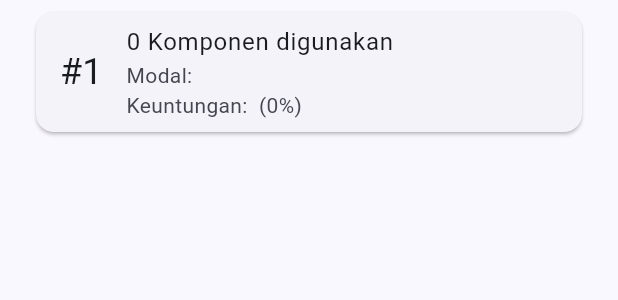
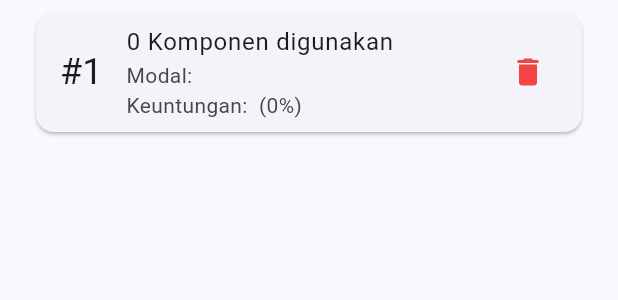
Before and after one commit to adityandar/mechanic_calculator, a Flutter app: the WorkItemCard widget shown alone on an empty page, opened directly with empty values, on a phone screen of 412 x 824 dp. Shown: the top 300 px of the screen. Run offline on Flutter 3.47's test engine with Material 3 defaults, Android fonts, the phone set to English and light mode, and no system bars; our stand-ins replace awesome_snackbar_content, equatable, flutter_bloc, flutter_sticky_header, gap, shared_preferences; missing offline and left inert: currency_formatter; accounts and stored records are empty.

Commit message:
Update remove item

```diff
--- a/lib/pages/history/widgets/work_item_card.dart
+++ b/lib/pages/history/widgets/work_item_card.dart
@@ -1,4 +1,6 @@
 import 'package:flutter/material.dart';
+import 'package:flutter_bloc/flutter_bloc.dart';
+import 'package:mechanic_calculator/cubits/index.dart';
 import 'package:mechanic_calculator/helpers/currency_helper.dart';
 import 'package:mechanic_calculator/models/index.dart';
 import 'package:mechanic_calculator/styles/index.dart';
@@ -38,6 +40,16 @@ class WorkItemCard extends StatelessWidget {
         subtitle: Text(
           '''Modal: $capitalText\nKeuntungan: $profitText ($profitPercentageText)''',
         ),
+        trailing: GestureDetector(
+          onTap: () => context.read<HistoryCubit>().removeWorkItem(
+                context,
+                workItem.id,
+              ),
+          child: const Icon(
+            Icons.delete,
+            color: ColorStyle.dangerColor,
+          ),
+        ),
       ),
     );
   }
--- a/lib/repository/calculator_repository.dart
+++ b/lib/repository/calculator_repository.dart
@@ -53,4 +53,8 @@ class CalculatorRepository {
 
     return localStorageService.getDoubleData(key);
   }
+
+  Future<void> removeOneWorkItem(String id) async {
+    await localStorageService.removeItem(id);
+  }
 }
```
Also changed, not shown: lib/cubits/history/history_cubit.dart (+27 -0 lines), lib/services/local_storage_service.dart (+6 -3 lines).
